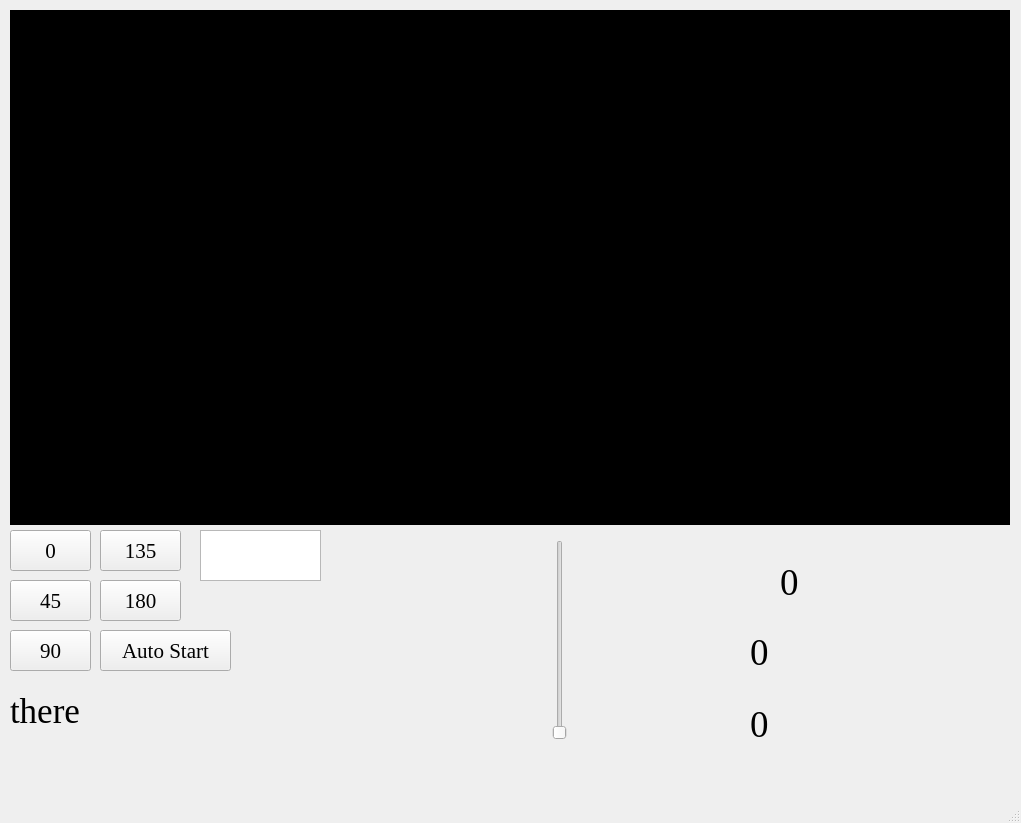
This is radarSystemMain/mainwindow.ui in galuhningrat/Radar-System-Final-Project as Qt 5 draws it before an edit. The edited form follows.
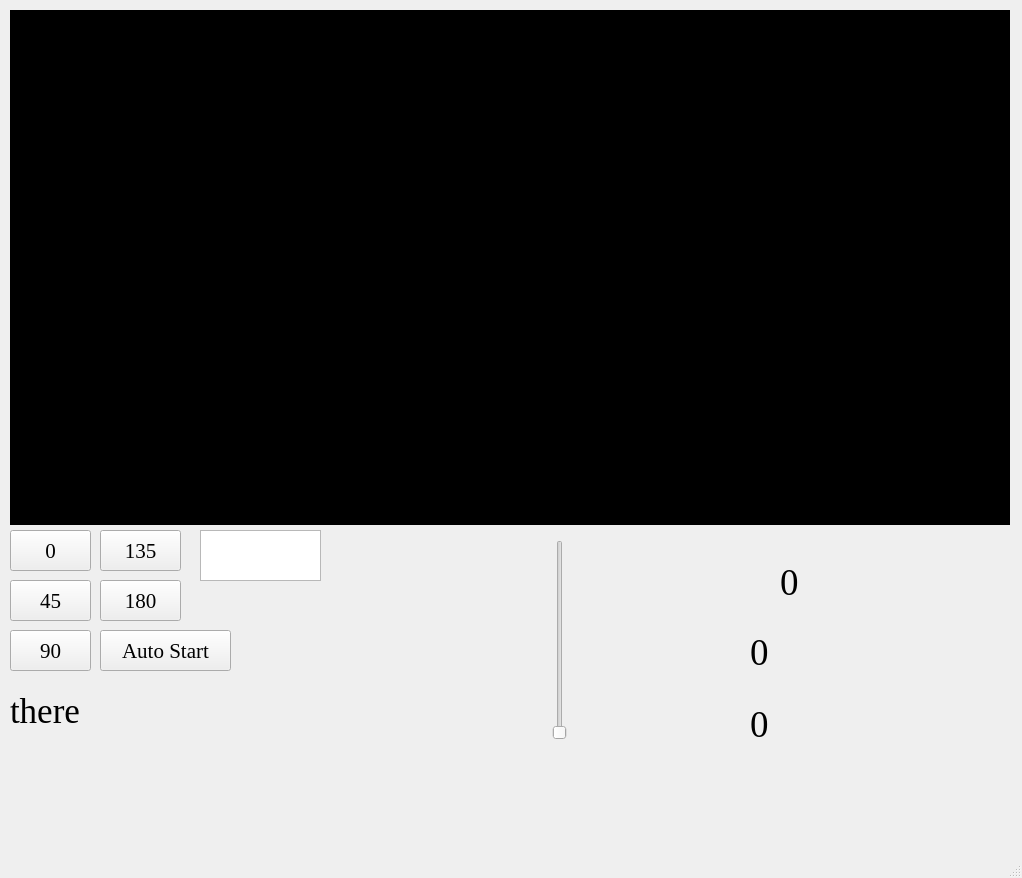
This is the edited form.

What changed in the file:
```diff
--- a/radarSystemMain/mainwindow.ui
+++ b/radarSystemMain/mainwindow.ui
@@ -6,8 +6,8 @@
    <rect>
     <x>0</x>
     <y>0</y>
-    <width>1021</width>
-    <height>823</height>
+    <width>1022</width>
+    <height>878</height>
    </rect>
   </property>
   <property name="windowTitle">
@@ -141,7 +141,7 @@
      <rect>
       <x>780</x>
       <y>560</y>
-      <width>181</width>
+      <width>231</width>
       <height>45</height>
      </rect>
     </property>
```
Left out of the diff: 2 changed lines with no effect on the pictures.
